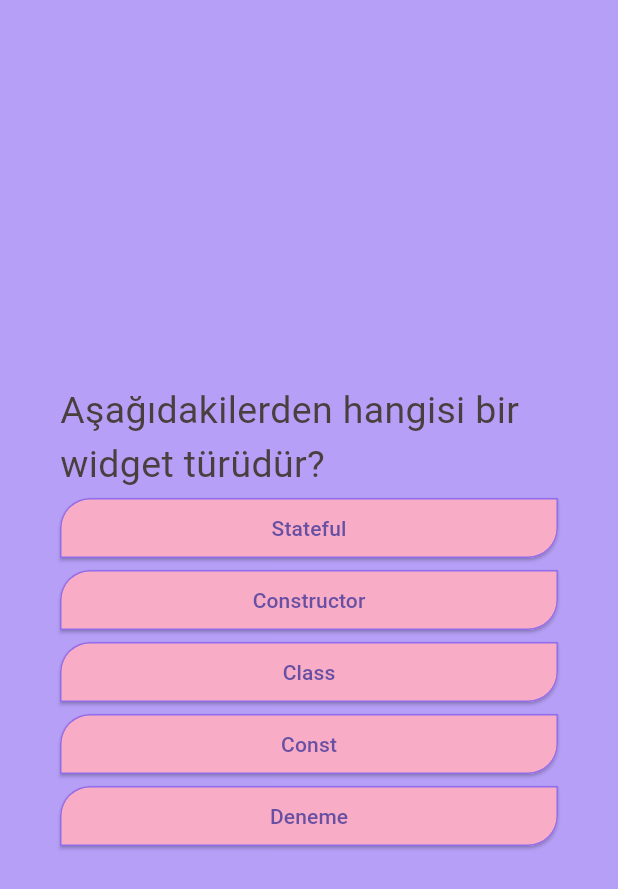
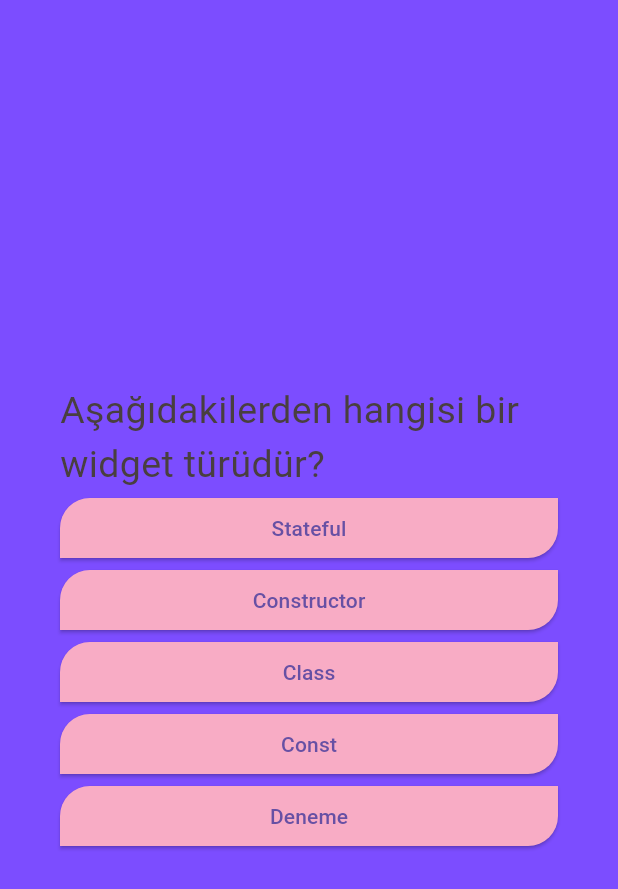
Before and after one commit to fatma1604/quizapp, a Flutter app: the screen it shows after launch, after a tap on "Oyuna Başla", on a phone screen of 412 x 824 dp. Shown: the top 889 px of the screen. Run offline on Flutter 3.47's test engine with Material 3 defaults, Android fonts, the light colour scheme and no system bars.

Commit message:
guncelleme
dosya guncellemesi

```diff
--- /dev/null
+++ b/quizapp/lib/config/constant/color.dart
@@ -0,0 +1,10 @@
+import 'package:flutter/material.dart';
+
+final class AppColor {
+  const AppColor._();
+
+  static const Color drawerBac = Colors.deepPurpleAccent;
+  static const Color button = Color.fromARGB(255, 243, 128, 166);
+  // ignore: unnecessary_const
+  static const Color golge = const Color.fromARGB(255, 95, 87, 87);
+}
--- /dev/null
+++ b/quizapp/lib/config/constant/images.dart
@@ -0,0 +1,6 @@
+class AppImage {
+// --------------------------- GLOBAL ---------------------------
+
+  static const String anasayfa = "assets/images/quiz-logo.png";
+  static const String profil = 'assets/images/indir.png';
+}
--- /dev/null
+++ b/quizapp/lib/config/constant/text_them.dart
@@ -0,0 +1,60 @@
+import 'package:flutter/material.dart';
+
+class AppTextTheme {
+  AppTextTheme._();
+  static const TextStyle titleStyle = TextStyle(
+    fontSize: 55,
+    color: Color.fromARGB(255, 160, 78, 78),
+    fontWeight: FontWeight.bold,
+  );
+
+  static const TextStyle questionStyle = TextStyle(
+    fontSize: 25.0,
+    color: Colors.black,
+    fontWeight: FontWeight.w300,
+  );
+
+  static const TextStyle answerStyle = TextStyle(
+    fontSize: 25.0,
+    color: Color.fromARGB(255, 46, 62, 112),
+    fontWeight: FontWeight.w400,
+  );
+
+  static const TextStyle correctAnswerStyle = TextStyle(
+    fontSize: 20,
+    color: Color.fromARGB(255, 6, 233, 97),
+    fontWeight: FontWeight.bold,
+  );
+
+  static const TextStyle wrongAnswerStyle = TextStyle(
+    fontSize: 20,
+    color: Color.fromARGB(255, 233, 67, 6),
+    fontWeight: FontWeight.bold,
+  );
+
+  static const TextStyle questionCountStyle = TextStyle(
+    fontSize: 20,
+    color: Color.fromARGB(255, 6, 59, 233),
+    fontWeight: FontWeight.bold,
+  );
+
+  static const TextStyle question =
+      TextStyle(color:  Color.fromARGB(255, 73, 63, 63), fontSize: 25);
+  static const TextStyle writing =
+      TextStyle(color: Color.fromARGB(255, 243, 128, 166),
+       fontSize: 32,
+       fontWeight: FontWeight.bold,
+       letterSpacing: 1.5,
+       shadows: [
+        Shadow(
+                    blurRadius: 3.0,
+                    color: Color.fromARGB(225, 160, 130, 243),
+                    offset: Offset(2.0, 2.0),
+                  ),
+       ]
+       );
+
+      static const TextStyle questionApp =
+      TextStyle(color:  Color.fromARGB(255, 73, 63, 63), fontSize: 25);
+
+}
--- a/quizapp/lib/home_screen.dart
+++ b/quizapp/lib/home_screen.dart
@@ -1,10 +1,15 @@
 import 'package:flutter/material.dart';
+import 'package:quizzscreen/config/constant/color.dart';
+import 'package:quizzscreen/config/constant/images.dart';
+import 'package:quizzscreen/config/constant/text.dart';
+import 'package:quizzscreen/config/constant/text_them.dart';
 
 class HomeScreen extends StatelessWidget {
   const HomeScreen(this.onStartButtonPressed, {super.key});
   final void Function() onStartButtonPressed;
 
-  Widget build(BuildContext buildContext) {
+  // ignore: annotate_overrides
+  Widget build(BuildContext context) {
     return Scaffold(
       backgroundColor: Colors.deepPurpleAccent,
       body: Center(
@@ -13,25 +18,13 @@ class HomeScreen extends StatelessWidget {
           children: [
             // asset
             Image.asset(
-              "assets/images/quiz-logo.png",
+              AppImage.anasayfa,
               width: 240,
             ),
 
             const Text(
-              "Quiz App",
-              style: TextStyle(
-                color: Color.fromARGB(255, 243, 128, 166),
-                fontSize: 32,
-                fontWeight: FontWeight.bold,
-                letterSpacing: 1.5,
-                shadows: [
-                  Shadow(
-                    blurRadius: 3.0,
-                    color: Color.fromARGB(225, 160, 130, 243),
-                    offset: Offset(2.0, 2.0),
-                  ),
-                ],
-              ),
+              AppText.questionApp,
+              style:AppTextTheme.questionApp
             ),
 
             ElevatedButton(
@@ -39,7 +32,7 @@ class HomeScreen extends StatelessWidget {
                 onStartButtonPressed();
               },
               style: ElevatedButton.styleFrom(
-                backgroundColor:const Color.fromARGB(255, 243, 128, 166),
+                backgroundColor:AppColor.button,
                 elevation: 4, // Buton yüksekliği
                 padding:const EdgeInsets.symmetric(
                     vertical: 10,
@@ -50,17 +43,12 @@ class HomeScreen extends StatelessWidget {
                     bottomRight: Radius.circular(40),
                   ),
                 ),
-                shadowColor: const Color.fromARGB(255, 95, 87, 87)
+                shadowColor:AppColor.golge
                     .withOpacity(0.4), // Gölgelendirme rengi ve opaklığı
               ),
               child:const Text(
-                "Oyuna Başla",
-                style: TextStyle(
-                  color:
-                      Color.fromARGB(255, 240, 219, 219), // Buton metin rengi
-                  fontSize: 16,
-                  fontWeight: FontWeight.bold,
-                ),
+                AppText.oyun,
+                style:AppTextTheme.writing
               ),
             ),
           ],
--- a/quizapp/lib/main.dart
+++ b/quizapp/lib/main.dart
@@ -1,9 +1,12 @@
 import 'package:flutter/material.dart';
-import 'package:quizzscreen/swiper_screen.dart';
+import 'package:quizzscreen/config/routes/routes.dart';
+import 'package:quizzscreen/widget/swiper_screen.dart';
 //yeni proje
 
 void main() {
-  runApp(const MaterialApp(
-    debugShowCheckedModeBanner: false,
-    home: SwiperScreen()));
+  runApp(MaterialApp(
+      routes: AppRoute.routes,
+      debugShowCheckedModeBanner: false,
+      // ignore: prefer_const_constructors
+      home: SwiperScreen()));
 }
--- a/quizapp/lib/quizscreen.dart
+++ b/quizapp/lib/widget/quizscreen.dart
@@ -1,4 +1,6 @@
 import 'package:flutter/material.dart';
+import 'package:quizzscreen/config/constant/color.dart';
+import 'package:quizzscreen/config/constant/text_them.dart';
 import 'package:quizzscreen/data/questions.dart';
 
 class QuizScreen extends StatefulWidget {
@@ -22,6 +24,7 @@ class _QuizState extends State<QuizScreen> {
   void changeQuestion() {
     setState(() {
       if (questions.length - 1 > selectedQuestionIndex)
+        // ignore: curly_braces_in_flow_control_structures
         selectedQuestionIndex++;
       else {
         // Quizi bitirme
@@ -32,7 +35,7 @@ class _QuizState extends State<QuizScreen> {
   @override
   Widget build(BuildContext buildContext) {
     return Scaffold(
-      backgroundColor: Color.fromARGB(255, 182, 159, 247),
+      backgroundColor: AppColor.drawerBac,
       body: Center(
         child: Container(
           margin: const EdgeInsets.all(40),
@@ -40,11 +43,8 @@ class _QuizState extends State<QuizScreen> {
             crossAxisAlignment: CrossAxisAlignment.stretch,
             mainAxisAlignment: MainAxisAlignment.center,
             children: [
-              Text(
-                questions[selectedQuestionIndex].question,
-                style: const TextStyle(
-                    fontSize: 25, color: Color.fromARGB(255, 73, 63, 63)),
-              ),
+              Text(questions[selectedQuestionIndex].question,
+                  style: AppTextTheme.question),
               ...questions[selectedQuestionIndex].answers.map(
                 (answer) {
                   return ElevatedButton(
@@ -54,16 +54,11 @@ class _QuizState extends State<QuizScreen> {
                       },
                       style: ElevatedButton.styleFrom(
                         backgroundColor:
-                          const  Color.fromARGB(255, 248, 172, 197),
-                        shape:const RoundedRectangleBorder(
+                            const Color.fromARGB(255, 248, 172, 197),
+                        shape: const RoundedRectangleBorder(
                           borderRadius: BorderRadius.only(
-                            topLeft: Radius.circular(
-                                20),
-                            bottomRight: Radius.circular(
-                                20),
-                          ),
-                          side: BorderSide(
-                            color: Color.fromARGB(255, 143, 109, 236),
+                            topLeft: Radius.circular(20),
+                            bottomRight: Radius.circular(20),
                           ),
                         ),
                       ),
```
Also changed, not shown: quizapp/lib/config/constant/text.dart (added, +11 -0 lines), quizapp/lib/config/routes/routes.dart (added, +24 -0 lines), quizapp/lib/drawerf.dart (deleted, +0 -183 lines), quizapp/lib/widget/animatedDrawer.dart (added, +96 -0 lines), quizapp/lib/widget/answerSummary.dart (added, +74 -0 lines), quizapp/lib/widget/drawer_screen.dart (renamed from quizapp/lib/drawer_screen.dart, +27 -33 lines), quizapp/lib/widget/finish_screen.dart (renamed from quizapp/lib/finish_screen.dart, +4 -3 lines), quizapp/lib/widget/swiper_screen.dart (renamed from quizapp/lib/swiper_screen.dart, +4 -4 lines).
